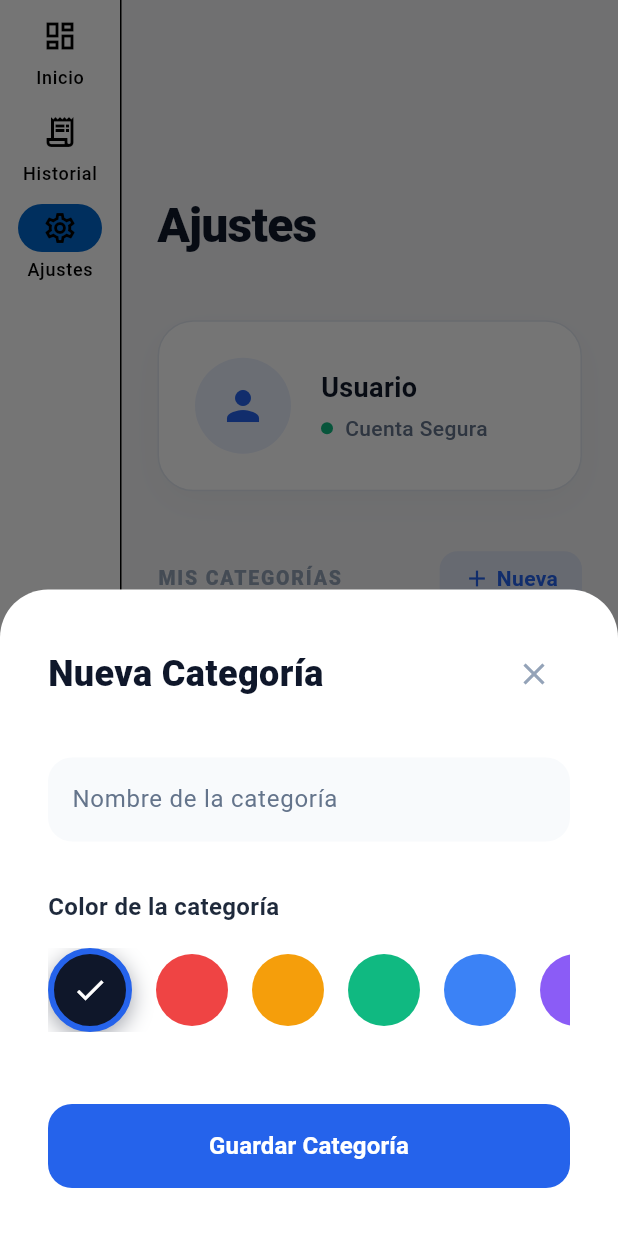
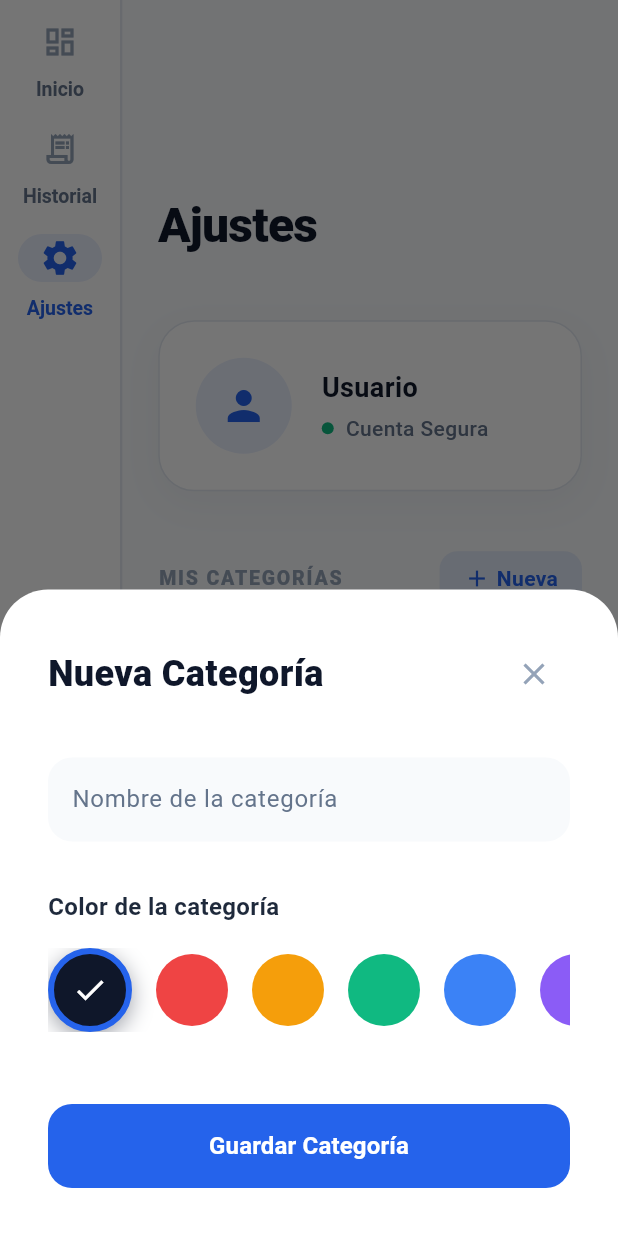
Before and after one commit to franciscog74/cloud-app, a Flutter app: the DashboardLayout screen opened directly with empty values, after a tap on "Historial", after a tap on "Ajustes", after a tap on "Nueva", on a phone screen of 412 x 824 dp. Run offline on Flutter 3.47's test engine with Material 3 defaults, Android fonts, the phone set to English and light mode, and no system bars; our stand-ins replace fl_chart, flutter_dotenv; network calls fail; Roboto replaces fonts that are missing (-apple-system).

Commit message:
Diseño 1.3/2

```diff
--- a/frontend_flutter/lib/screens/dashboard/dashboard_layout.dart
+++ b/frontend_flutter/lib/screens/dashboard/dashboard_layout.dart
@@ -16,18 +16,19 @@ class DashboardLayout extends StatefulWidget {
 class _DashboardLayoutState extends State<DashboardLayout> {
   int _selectedIndex = 0;
 
-  /// Método actualizado para mostrar un Dialog (Modal) en lugar de navegar a otra página
   void _navegarYActualizar(BuildContext context) async {
     final recargar = await showDialog<bool>(
       context: context,
       builder: (context) {
         return Dialog(
-          shape: RoundedRectangleBorder(borderRadius: BorderRadius.circular(20)),
+          backgroundColor: Colors.transparent,
+          elevation: 0,
+          shape: RoundedRectangleBorder(borderRadius: BorderRadius.circular(32)),
           child: SizedBox(
-            width: 500, // Ancho controlado para que se vea como web
-            height: 650,
+            width: 520,
+            height: 700,
             child: ClipRRect(
-              borderRadius: BorderRadius.circular(20),
+              borderRadius: BorderRadius.circular(32),
               child: AddGastoScreen(tokenJWT: widget.tokenJWT),
             ),
           ),
@@ -35,7 +36,6 @@ class _DashboardLayoutState extends State<DashboardLayout> {
       },
     );
 
-    // Si el gasto se guardó con éxito ("true"), forzamos la recarga de Inicio
     if (recargar == true) {
       setState(() {
         _selectedIndex = 0;
@@ -46,10 +46,10 @@ class _DashboardLayoutState extends State<DashboardLayout> {
   @override
   Widget build(BuildContext context) {
     return Scaffold(
-      backgroundColor: const Color(0xFFF5F5F7),
+      backgroundColor: const Color(0xFFF8FAFC),
       body: Center(
         child: ConstrainedBox(
-          constraints: const BoxConstraints(maxWidth: 1200),
+          constraints: const BoxConstraints(maxWidth: 1440),
           child: Row(
             children: [
               NavigationRail(
@@ -57,24 +57,45 @@ class _DashboardLayoutState extends State<DashboardLayout> {
                 selectedIndex: _selectedIndex,
                 onDestinationSelected: (int index) => setState(() => _selectedIndex = index),
                 labelType: NavigationRailLabelType.all,
+                selectedLabelTextStyle: const TextStyle(color: Color(0xFF2563EB), fontWeight: FontWeight.bold, fontSize: 13),
+                unselectedLabelTextStyle: const TextStyle(color: Color(0xFF64748B), fontWeight: FontWeight.w600, fontSize: 13),
+                selectedIconTheme: const IconThemeData(color: Color(0xFF2563EB), size: 28),
+                unselectedIconTheme: const IconThemeData(color: Color(0xFF94A3B8), size: 24),
+                useIndicator: true,
+                indicatorColor: const Color(0xFF2563EB).withOpacity(0.1),
                 destinations: const [
-                  NavigationRailDestination(icon: Icon(Icons.dashboard_outlined), label: Text('Inicio')),
-                  NavigationRailDestination(icon: Icon(Icons.receipt_long_outlined), label: Text('Historial')),
-                  NavigationRailDestination(icon: Icon(Icons.settings_outlined), label: Text('Ajustes')),
+                  NavigationRailDestination(
+                    icon: Padding(padding: EdgeInsets.symmetric(vertical: 8.0), child: Icon(Icons.dashboard_outlined)),
+                    selectedIcon: Padding(padding: EdgeInsets.symmetric(vertical: 8.0), child: Icon(Icons.dashboard_rounded)),
+                    label: Text('Inicio')
+                  ),
+                  NavigationRailDestination(
+                    icon: Padding(padding: EdgeInsets.symmetric(vertical: 8.0), child: Icon(Icons.receipt_long_outlined)),
+                    selectedIcon: Padding(padding: EdgeInsets.symmetric(vertical: 8.0), child: Icon(Icons.receipt_long)),
+                    label: Text('Historial')
+                  ),
+                  NavigationRailDestination(
+                    icon: Padding(padding: EdgeInsets.symmetric(vertical: 8.0), child: Icon(Icons.settings_outlined)),
+                    selectedIcon: Padding(padding: EdgeInsets.symmetric(vertical: 8.0), child: Icon(Icons.settings)),
+                    label: Text('Ajustes')
+                  ),
                 ],
               ),
-              const VerticalDivider(thickness: 1, width: 1),
+              const VerticalDivider(thickness: 1.5, width: 1.5, color: Color(0xFFE2E8F0)),
               Expanded(child: _obtenerPantallaActual()),
             ],
           ),
         ),
       ),
       floatingActionButton: FloatingActionButton.extended(
-        backgroundColor: Colors.black,
+        backgroundColor: const Color(0xFF2563EB),
         foregroundColor: Colors.white,
+        elevation: 4,
+        hoverElevation: 8,
+        shape: RoundedRectangleBorder(borderRadius: BorderRadius.circular(20)),
         onPressed: () => _navegarYActualizar(context),
-        icon: const Icon(Icons.add),
-        label: const Text('Nuevo Gasto'),
+        icon: const Icon(Icons.add, size: 24),
+        label: const Text('Nuevo Registro', style: TextStyle(fontWeight: FontWeight.bold, fontSize: 15, letterSpacing: 0.5)),
       ),
     );
   }
```
Also changed, not shown: frontend_flutter/lib/screens/dashboard/add_gasto_screen.dart (+126 -79 lines), frontend_flutter/lib/widgets/graficos/grafica_pastel_categorias.dart (+35 -25 lines), frontend_flutter/lib/widgets/transactions_table.dart (+15 -9 lines), 3 other files.
